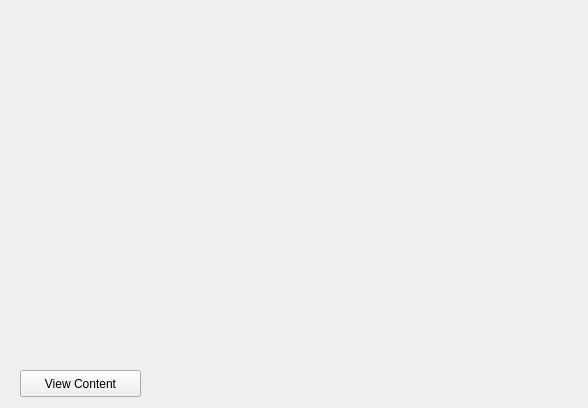
Old version of the form client/CourseView/coursemanagementview.ui in the repository RemyGratwohl/cuTPS_D4_teaQup.
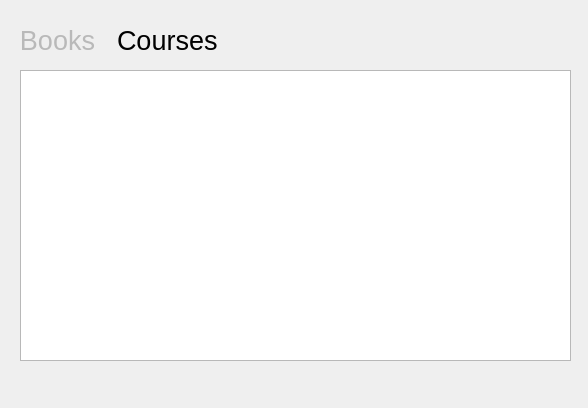
New version of the form.

Commit message: Begin implementation of course and content view

What changed in the file:
```diff
--- a/client/CourseView/coursemanagementview.ui
+++ b/client/CourseView/coursemanagementview.ui
@@ -26,14 +26,63 @@
     <widget class="QPushButton" name="switchToContentButton">
      <property name="geometry">
       <rect>
+       <x>17</x>
+       <y>20</y>
+       <width>81</width>
+       <height>41</height>
+      </rect>
+     </property>
+     <property name="font">
+      <font>
+       <pointsize>20</pointsize>
+       <weight>50</weight>
+       <italic>false</italic>
+       <bold>false</bold>
+      </font>
+     </property>
+     <property name="styleSheet">
+      <string notr="true">QPushButton {
+			color:rgb(185, 185, 185);
+			border: none;
+			outline: none;
+ }</string>
+     </property>
+     <property name="text">
+      <string>Books</string>
+     </property>
+     <property name="flat">
+      <bool>true</bool>
+     </property>
+    </widget>
+    <widget class="QTableWidget" name="tableWidget">
+     <property name="geometry">
+      <rect>
        <x>20</x>
-       <y>370</y>
-       <width>121</width>
-       <height>27</height>
+       <y>70</y>
+       <width>551</width>
+       <height>291</height>
       </rect>
+     </property>
+    </widget>
+    <widget class="QLabel" name="TitleLabel">
+     <property name="geometry">
+      <rect>
+       <x>117</x>
+       <y>20</y>
+       <width>131</width>
+       <height>41</height>
+      </rect>
+     </property>
+     <property name="font">
+      <font>
+       <pointsize>20</pointsize>
+       <weight>50</weight>
+       <italic>false</italic>
+       <bold>false</bold>
+      </font>
      </property>
      <property name="text">
-      <string>View Content</string>
+      <string>Courses</string>
      </property>
     </widget>
    </widget>
```
The commit also changes 4 other files.
